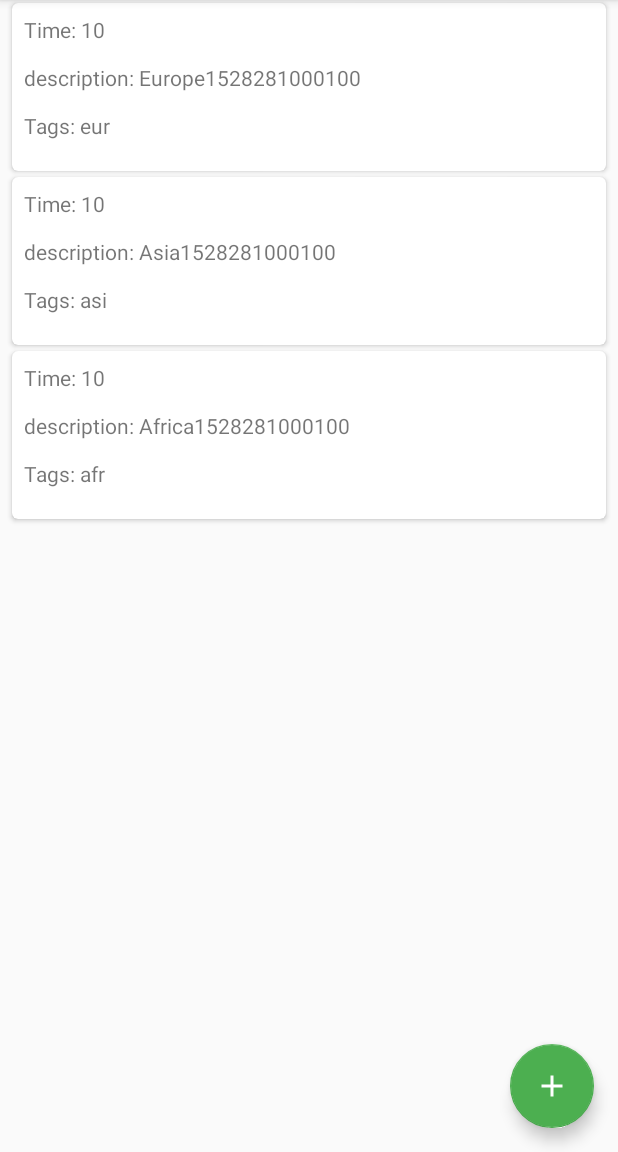
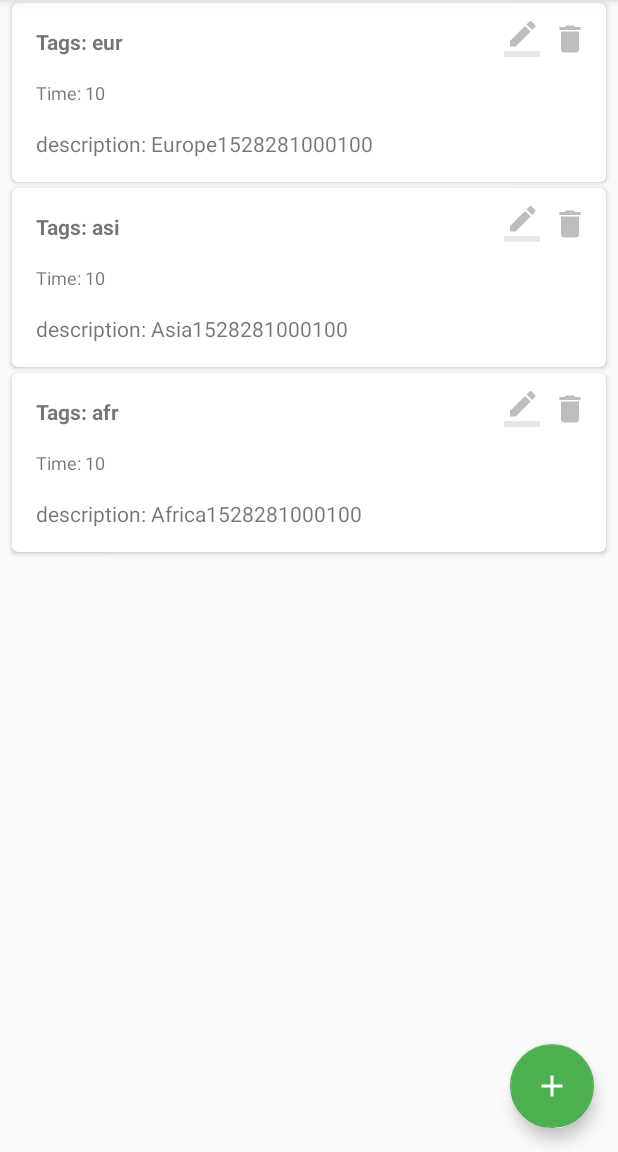
Before and after one commit to b00sti/Notes, an Android app: the screen it shows after launch (MainActivity), on a phone screen of 412 x 824 dp, the part 84-1236 px from its top. Run offline under Robolectric (Android 15) with nearby library versions, the phone set to English and light mode, and no system bars; our stand-ins replace RxJava, data binding; libraries missing offline, so code that uses them is left out: androidx.core.widget.

Commit message:
finish navigation

```diff
--- a/app/src/main/AndroidManifest.xml
+++ b/app/src/main/AndroidManifest.xml
@@ -3,6 +3,7 @@
           package="com.b00sti.notes">
 
     <application
+        android:name=".App"
         android:allowBackup="true"
         android:icon="@mipmap/ic_launcher"
         android:label="@string/app_name"
@@ -12,6 +13,7 @@
         <activity
             android:name=".ui.main.MainActivity"
             android:label="@string/app_name"
+            android:screenOrientation="portrait"
             android:theme="@style/AppTheme.NoActionBar">
             <intent-filter>
                 <action android:name="android.intent.action.MAIN"/>
--- a/app/src/main/java/com/b00sti/notes/base/BaseActivity.kt
+++ b/app/src/main/java/com/b00sti/notes/base/BaseActivity.kt
@@ -42,7 +42,6 @@ abstract class BaseActivity<T : ViewDataBinding, out V : BaseViewModel<*>> : App
         super.onStop()
         pb?.dismissAllowingStateLoss()
     }
-
     //endregion
 
     private fun performDataBinding() {
--- a/app/src/main/java/com/b00sti/notes/ui/adding/NewNoteViewModel.kt
+++ b/app/src/main/java/com/b00sti/notes/ui/adding/NewNoteViewModel.kt
@@ -1,9 +1,12 @@
 package com.b00sti.notes.ui.adding
 
+import android.databinding.ObservableField
 import com.b00sti.notes.base.BaseViewModel
+import com.b00sti.notes.model.Note
 
 /**
  * Created by b00sti on 05.06.2018
  */
 class NewNoteViewModel : BaseViewModel<NewNoteNavigator>() {
+    val note = ObservableField<Note>()
 }
--- a/app/src/main/java/com/b00sti/notes/ui/details/NoteDetailsViewModel.kt
+++ b/app/src/main/java/com/b00sti/notes/ui/details/NoteDetailsViewModel.kt
@@ -9,5 +9,4 @@ import com.b00sti.notes.model.Note
  */
 class NoteDetailsViewModel : BaseViewModel<NoteDetailsNavigator>() {
     val note = ObservableField<Note>()
-
 }
--- a/app/src/main/java/com/b00sti/notes/ui/main/MainActivity.kt
+++ b/app/src/main/java/com/b00sti/notes/ui/main/MainActivity.kt
@@ -2,6 +2,7 @@ package com.b00sti.notes.ui.main
 
 import android.arch.lifecycle.ViewModelProviders
 import android.os.Bundle
+import android.support.annotation.StringRes
 import android.support.v7.widget.SearchView
 import android.view.Menu
 import android.view.MenuItem
@@ -13,6 +14,7 @@ import com.b00sti.notes.base.BaseActivity
 import com.b00sti.notes.databinding.ActivityMainBinding
 import com.b00sti.notes.ui.adding.NewNoteFragment
 import com.b00sti.notes.ui.notes.NotesFragment
+import com.b00sti.notes.utils.ResUtils
 import kotlinx.android.synthetic.main.activity_main.*
 
 
@@ -24,7 +26,7 @@ class MainActivity : BaseActivity<ActivityMainBinding, MainViewModel>(), MainNav
     override fun getViewModels(): MainViewModel = ViewModelProviders.of(this).get(MainViewModel::class.java)
     override fun getBindingVariable(): Int = BR.vm
     override fun getLayoutId(): Int = R.layout.activity_main
-    lateinit var mSearch: MenuItem
+    private var mSearch: MenuItem? = null
 
     override fun onCreate(savedInstanceState: Bundle?) {
         super.onCreate(savedInstanceState)
@@ -36,7 +38,7 @@ class MainActivity : BaseActivity<ActivityMainBinding, MainViewModel>(), MainNav
     override fun onCreateOptionsMenu(menu: Menu): Boolean {
         menuInflater.inflate(R.menu.menu_main, menu)
         mSearch = menu.findItem(R.id.action_search)
-        val mSearchView = mSearch.actionView as SearchView
+        val mSearchView = mSearch?.actionView as SearchView
         mSearchView.setOnQueryTextListener(object : SearchView.OnQueryTextListener {
             override fun onQueryTextSubmit(query: String): Boolean {
                 toast("Text submitted: " + query)
@@ -48,7 +50,7 @@ class MainActivity : BaseActivity<ActivityMainBinding, MainViewModel>(), MainNav
                 return false
             }
         })
-        mSearch.setOnActionExpandListener(object : MenuItem.OnActionExpandListener {
+        mSearch?.setOnActionExpandListener(object : MenuItem.OnActionExpandListener {
             override fun onMenuItemActionExpand(item: MenuItem?): Boolean {
                 return true
             }
@@ -61,16 +63,39 @@ class MainActivity : BaseActivity<ActivityMainBinding, MainViewModel>(), MainNav
         return true
     }
 
-    override fun onBackArrowClick() {
+    override fun onOptionsItemSelected(item: MenuItem): Boolean {
+        when (item.itemId) {
+            android.R.id.home -> {
+                onBackPressed()
+                return true
+            }
+        }
+        return super.onOptionsItemSelected(item)
+    }
 
+    fun customizeAsParentView(@StringRes toolbarTitleId: Int) {
+        setToolbarTitle(toolbarTitleId)
+        supportActionBar?.setDisplayHomeAsUpEnabled(false)
+        supportActionBar?.setDisplayShowHomeEnabled(false)
+        fabAddNewNote.visibility = View.VISIBLE
+        mSearch?.isVisible = true
+    }
+
+    fun customizeAsChildView(@StringRes toolbarTitleId: Int) {
+        setToolbarTitle(toolbarTitleId)
+        supportActionBar?.setDisplayHomeAsUpEnabled(true)
+        supportActionBar?.setDisplayShowHomeEnabled(true)
+        fabAddNewNote.visibility = View.GONE
+        mSearch?.collapseActionView()
+        mSearch?.isVisible = false
+    }
+
+    private fun setToolbarTitle(@StringRes id: Int) {
+        supportActionBar?.title = ResUtils.getString(id)
     }
 
     override fun onNewClick() {
-        supportActionBar?.setDisplayHomeAsUpEnabled(true)
-        supportActionBar?.setDisplayShowHomeEnabled(true)
-        supportActionBar?.setTitle("Add new note")
-        fabAddNewNote.visibility = View.GONE
         pushFragments(NewNoteFragment.newInstance(), R.id.vgMainPlaceholder)
-        mSearch?.isVisible = false
     }
+
 }
--- a/app/src/main/java/com/b00sti/notes/ui/main/MainNavigator.kt
+++ b/app/src/main/java/com/b00sti/notes/ui/main/MainNavigator.kt
@@ -7,7 +7,6 @@ import com.b00sti.notes.base.BaseNavigator
  */
 interface MainNavigator : BaseNavigator {
 
-    fun onBackArrowClick()
     fun onNewClick()
 
 }
--- a/app/src/main/java/com/b00sti/notes/ui/main/MainViewModel.kt
+++ b/app/src/main/java/com/b00sti/notes/ui/main/MainViewModel.kt
@@ -7,10 +7,6 @@ import com.b00sti.notes.base.BaseViewModel
  */
 class MainViewModel : BaseViewModel<MainNavigator>() {
 
-    fun onBackArrowClick() {
-        getNavigator().onBackArrowClick()
-    }
-
     fun onNewNoteClicked() {
         getNavigator().onNewClick()
     }
--- a/app/src/main/java/com/b00sti/notes/ui/notes/NotesAdapter.kt
+++ b/app/src/main/java/com/b00sti/notes/ui/notes/NotesAdapter.kt
@@ -18,7 +18,13 @@ private val ITEM_CALLBACK = object : DiffUtil.ItemCallback<Note>() {
     override fun areContentsTheSame(oldItem: Note, newItem: Note): Boolean = oldItem == newItem
 }
 
-class NotesAdapter(private val clickListener: (Note) -> Unit) : ListAdapter<Note, NotesAdapter.NoteViewHolder>(ITEM_CALLBACK) {
+interface NoteItemClicks {
+    fun onItemClick(note: Note)
+    fun onEditClick(note: Note)
+    fun onDeleteClick(note: Note)
+}
+
+class NotesAdapter(private val clickListener: NoteItemClicks) : ListAdapter<Note, NotesAdapter.NoteViewHolder>(ITEM_CALLBACK) {
 
     override fun onCreateViewHolder(parent: ViewGroup, viewType: Int): NoteViewHolder {
         val inflater = LayoutInflater.from(parent.context)
@@ -30,11 +36,13 @@ class NotesAdapter(private val clickListener: (Note) -> Unit) : ListAdapter<Note
     }
 
     inner class NoteViewHolder(itemView: View) : RecyclerView.ViewHolder(itemView) {
-        fun bind(note: Note, clickListener: (Note) -> Unit) {
+        fun bind(note: Note, clickListener: NoteItemClicks) {
             itemView.tvDescription.text = "description: " + note.desc
             itemView.tvAddingTime.text = "Time: " + note.timestamp
             itemView.tvTags.text = "Tags: " + note.tag
-            itemView.setOnClickListener { clickListener(note) }
+            itemView.setOnClickListener { clickListener.onItemClick(note) }
+            itemView.ivEdit.setOnClickListener { clickListener.onEditClick(note) }
+            itemView.ivRemove.setOnClickListener { clickListener.onDeleteClick(note) }
         }
     }
 }
--- a/app/src/main/java/com/b00sti/notes/ui/notes/NotesFragment.kt
+++ b/app/src/main/java/com/b00sti/notes/ui/notes/NotesFragment.kt
@@ -10,7 +10,9 @@ import com.b00sti.notes.R
 import com.b00sti.notes.base.BaseFragment
 import com.b00sti.notes.databinding.FragmentNotesBinding
 import com.b00sti.notes.model.Note
+import com.b00sti.notes.ui.adding.NewNoteFragment
 import com.b00sti.notes.ui.details.NoteDetailsFragment
+import com.b00sti.notes.ui.main.MainActivity
 import kotlinx.android.synthetic.main.fragment_notes.*
 
 /**
@@ -18,7 +20,11 @@ import kotlinx.android.synthetic.main.fragment_notes.*
  */
 class NotesFragment : BaseFragment<FragmentNotesBinding, NotesViewModel>(), NotesNavigator {
 
-    private val adapter = NotesAdapter({ goToNoteDetails(it) })
+    private val adapter = NotesAdapter(object : NoteItemClicks {
+        override fun onItemClick(note: Note) = goToNoteDetails(note)
+        override fun onEditClick(note: Note) = goToEditNote(note)
+        override fun onDeleteClick(note: Note) = deleteNote(note)
+    })
 
     companion object {
         fun newInstance(): NotesFragment {
@@ -43,7 +49,20 @@ class NotesFragment : BaseFragment<FragmentNotesBinding, NotesViewModel>(), Note
         viewModel.refresh()
     }
 
+    override fun onResume() {
+        super.onResume()
+        getParent<MainActivity>()?.customizeAsParentView(R.string.title_notes)
+    }
+
     private fun goToNoteDetails(note: Note) {
         getBase()?.pushFragments(NoteDetailsFragment.newInstance(note), R.id.vgMainPlaceholder)
     }
+
+    private fun goToEditNote(note: Note) {
+        getBase()?.pushFragments(NewNoteFragment.newInstance(note), R.id.vgMainPlaceholder)
+    }
+
+    private fun deleteNote(note: Note) {
+    }
+
 }
--- a/app/src/main/java/com/b00sti/notes/utils/Extensions.kt
+++ b/app/src/main/java/com/b00sti/notes/utils/Extensions.kt
@@ -1,6 +1,8 @@
 package com.b00sti.notes.utils
 
+import android.os.Bundle
 import android.support.v4.app.DialogFragment
+import android.support.v4.app.Fragment
 import android.support.v7.app.AppCompatActivity
 import com.b00sti.notes.R
 import com.b00sti.notes.utils.widgets.ProgressBarDialog
@@ -18,3 +20,5 @@ fun AppCompatActivity.showProgressDialog(): DialogFragment? {
 fun AppCompatActivity.hideProgressDialog(dialog: DialogFragment?) {
     this.runOnUiThread({ dialog?.dismissAllowingStateLoss() })
 }
+
+inline fun <FRAGMENT : Fragment> FRAGMENT.putArgs(argsBuilder: Bundle.() -> Unit): FRAGMENT = this.apply { arguments = Bundle().apply(argsBuilder) }
--- /dev/null
+++ b/app/src/main/res/drawable/ic_delete_24dp.xml
@@ -0,0 +1,10 @@
+<vector xmlns:android="http://schemas.android.com/apk/res/android"
+        android:width="24dp"
+        android:height="24dp"
+        android:tint="#BDBDBD"
+        android:viewportHeight="24.0"
+        android:viewportWidth="24.0">
+    <path
+        android:fillColor="#FF000000"
+        android:pathData="M6,19c0,1.1 0.9,2 2,2h8c1.1,0 2,-0.9 2,-2V7H6v12zM19,4h-3.5l-1,-1h-5l-1,1H5v2h14V4z"/>
+</vector>
--- /dev/null
+++ b/app/src/main/res/drawable/ic_edit_24dp.xml
@@ -0,0 +1,14 @@
+<vector xmlns:android="http://schemas.android.com/apk/res/android"
+        android:width="24dp"
+        android:height="24dp"
+        android:tint="#BDBDBD"
+        android:viewportHeight="24.0"
+        android:viewportWidth="24.0">
+    <path
+        android:fillColor="#FF000000"
+        android:pathData="M17.75,7L14,3.25l-10,10L4,17h3.75l10,-10zM20.71,4.04c0.39,-0.39 0.39,-1.02 0,-1.41L18.37,0.29c-0.39,-0.39 -1.02,-0.39 -1.41,0L15,2.25 18.75,6l1.96,-1.96z"/>
+    <path
+        android:fillAlpha=".36"
+        android:fillColor="#FF000000"
+        android:pathData="M0,20h24v4H0z"/>
+</vector>
--- a/app/src/main/res/layout/item_note.xml
+++ b/app/src/main/res/layout/item_note.xml
@@ -19,23 +19,55 @@
         android:orientation="vertical"
         android:padding="8dp">
 
+        <LinearLayout
+            android:layout_width="match_parent"
+            android:layout_height="wrap_content"
+            android:orientation="horizontal">
+
+            <TextView
+                android:id="@+id/tvTags"
+                android:layout_width="0dp"
+                android:layout_height="wrap_content"
+                android:layout_weight="1"
+                android:ellipsize="end"
+                android:maxLines="1"
+                android:padding="8dp"
+                android:textStyle="bold"
+                tools:text="Tags: #work"/>
+
+            <ImageView
+                android:id="@+id/ivEdit"
+                android:layout_width="wrap_content"
+                android:layout_height="wrap_content"
+                android:padding="4dp"
+                android:src="@drawable/ic_edit_24dp"/>
+
+            <ImageView
+                android:id="@+id/ivRemove"
+                android:layout_width="wrap_content"
+                android:layout_height="wrap_content"
+                android:padding="4dp"
+                android:src="@drawable/ic_delete_24dp"/>
+
+        </LinearLayout>
+
         <TextView
             android:id="@+id/tvAddingTime"
             android:layout_width="match_parent"
-            android:layout_height="32dp"
-            tools:text="Added: 20.06.2017"/>
+            android:layout_height="wrap_content"
+            android:padding="8dp"
+            android:textSize="12sp"
+            tools:text="Created: 17:43 20.06.2017"/>
 
         <TextView
             android:id="@+id/tvDescription"
             android:layout_width="match_parent"
-            android:layout_height="32dp"
-            tools:text="Description"/>
+            android:layout_height="wrap_content"
+            android:ellipsize="end"
+            android:maxLines="3"
+            android:padding="8dp"
+            tools:text="Desc"/>
 
-        <TextView
-            android:id="@+id/tvTags"
-            android:layout_width="match_parent"
-            android:layout_height="32dp"
-            tools:text="Tags: #work"/>
     </LinearLayout>
 
 </android.support.v7.widget.CardView>
--- a/app/src/main/res/values/colors.xml
+++ b/app/src/main/res/values/colors.xml
@@ -5,4 +5,5 @@
     <color name="colorAccent">#4caf50</color>
     <color name="colorPrimaryText">#212121</color>
     <color name="colorLightPrimaryText">#e1bee7</color>
+    <color name="colorDivider">#BDBDBD</color>
 </resources>
```
Also changed, not shown: app/src/main/java/com/b00sti/notes/ui/adding/NewNoteFragment.kt (+16 -4 lines), app/src/main/java/com/b00sti/notes/ui/details/NoteDetailsFragment.kt (+9 -7 lines), app/src/main/res/layout/fragment_add_note.xml (+7 -5 lines), app/src/main/res/values/strings.xml (+6 -1 lines).
